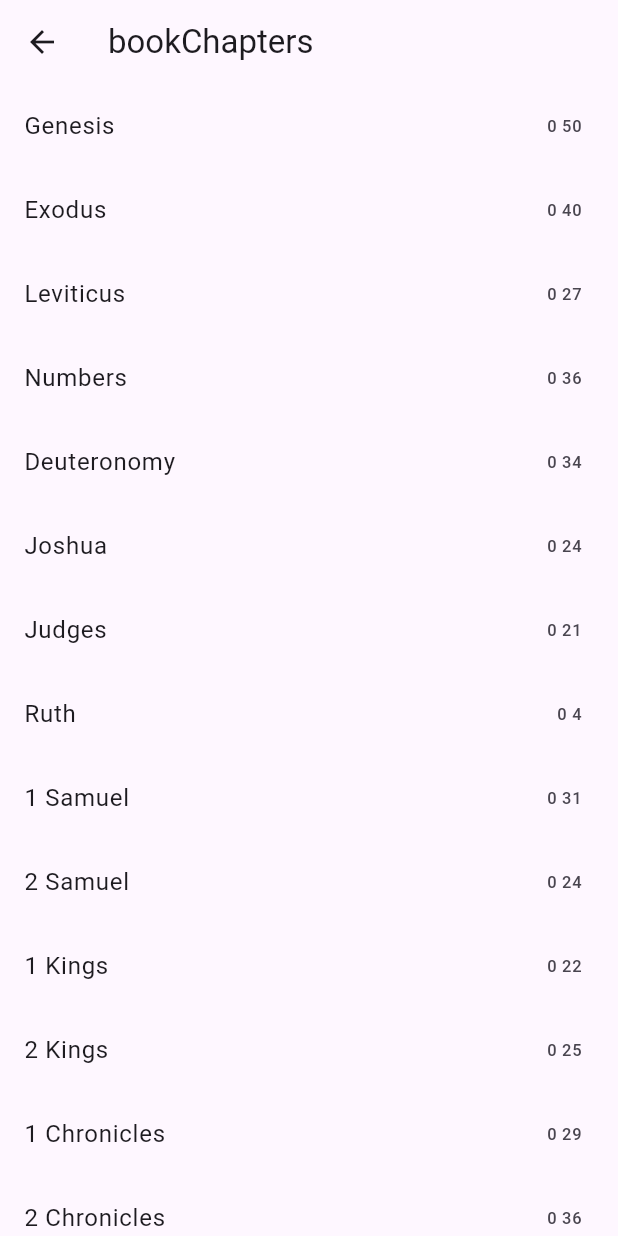
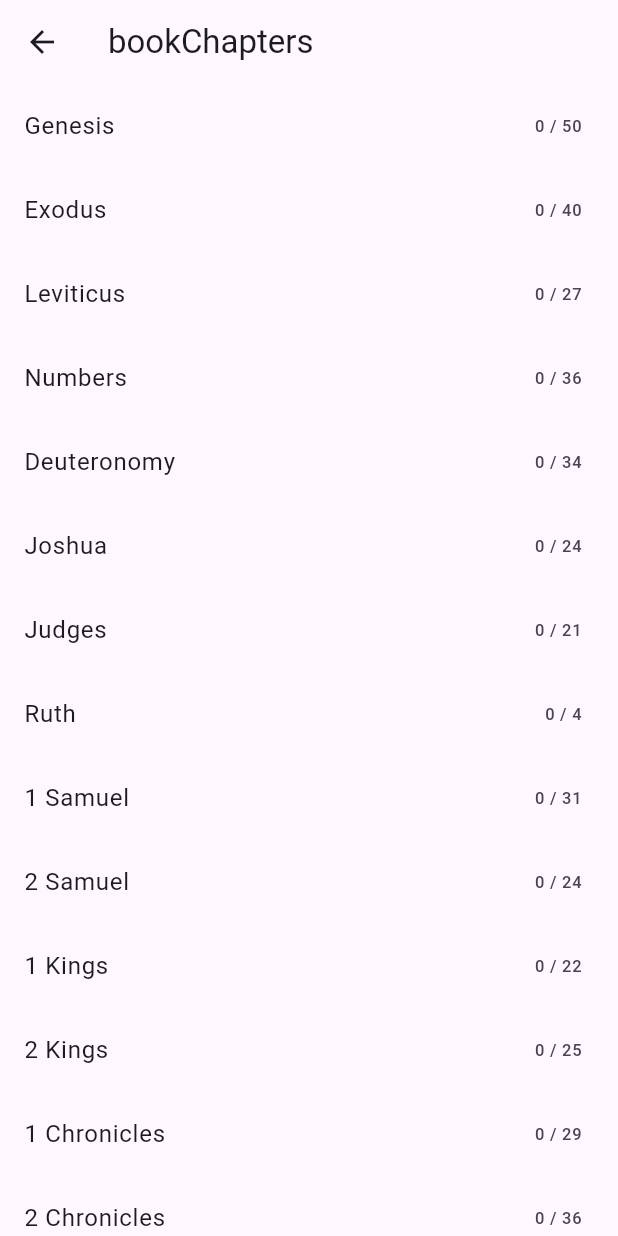
Before and after one commit to logiggi/lifoveBible, a Flutter app: the readPage screen opened directly, on a phone screen of 412 x 824 dp. Run offline on Flutter 3.47's test engine with Material 3 defaults, Android fonts, the phone set to English and light mode, and no system bars; our stand-ins replace dio, permission_handler; missing offline and left inert: dart:ffi.

Commit message:
Bible reading chart

```diff
--- a/lib/read.dart
+++ b/lib/read.dart
@@ -36,7 +36,7 @@ class _readPage extends State<readPage> {
         itemBuilder: (context, index) {
           return ListTile(
             title: Text(books[index]),
-            trailing: Text(readStatus[versions[index]]![books[index]].toString() + ' ' + chapters[index].toString()),
+            trailing: Text(readStatus[versions[index]]![books[index]].toString() + ' / ' + chapters[index].toString()),
           );
         },
       ),
```
